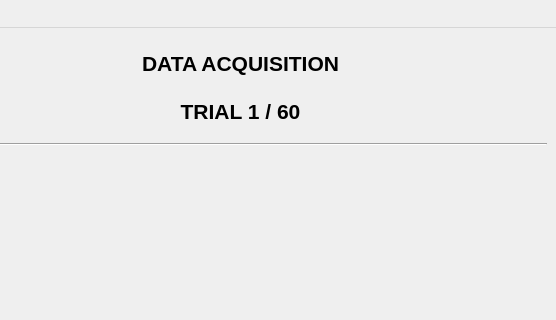
First picture: the form in MainUI.ui, repository tennesseeBonner1/PiBlink, before the edit; both pictures show x 768 to 1324 and y 0 to 320 of the 1324 by 733 pixel window.
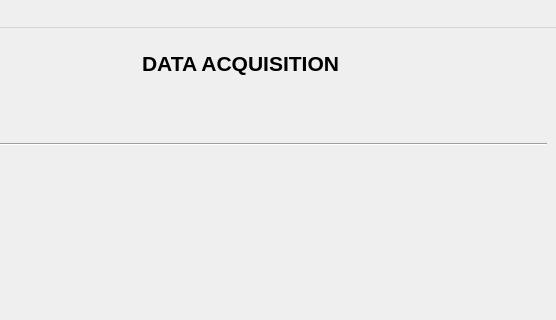
Second picture: the form after the edit. Icons and pictures are not drawn. Custom widgets are drawn as their Qt base class.

```diff
--- a/MainUI.ui
+++ b/MainUI.ui
@@ -1022,7 +1022,7 @@
           <property name="text">
            <string>DATA ACQUISITION
 
-TRIAL 1 / 60</string>
+</string>
           </property>
           <property name="alignment">
            <set>Qt::AlignCenter</set>
```
Left out of the diff: 18 changed lines with no effect on the pictures.
